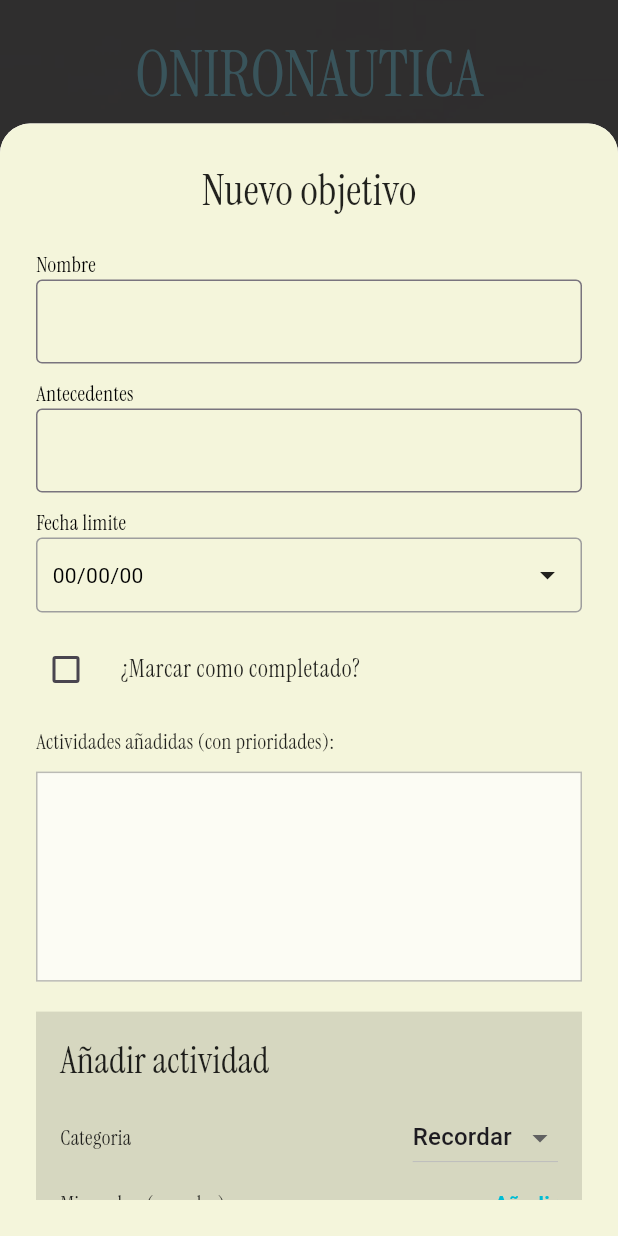
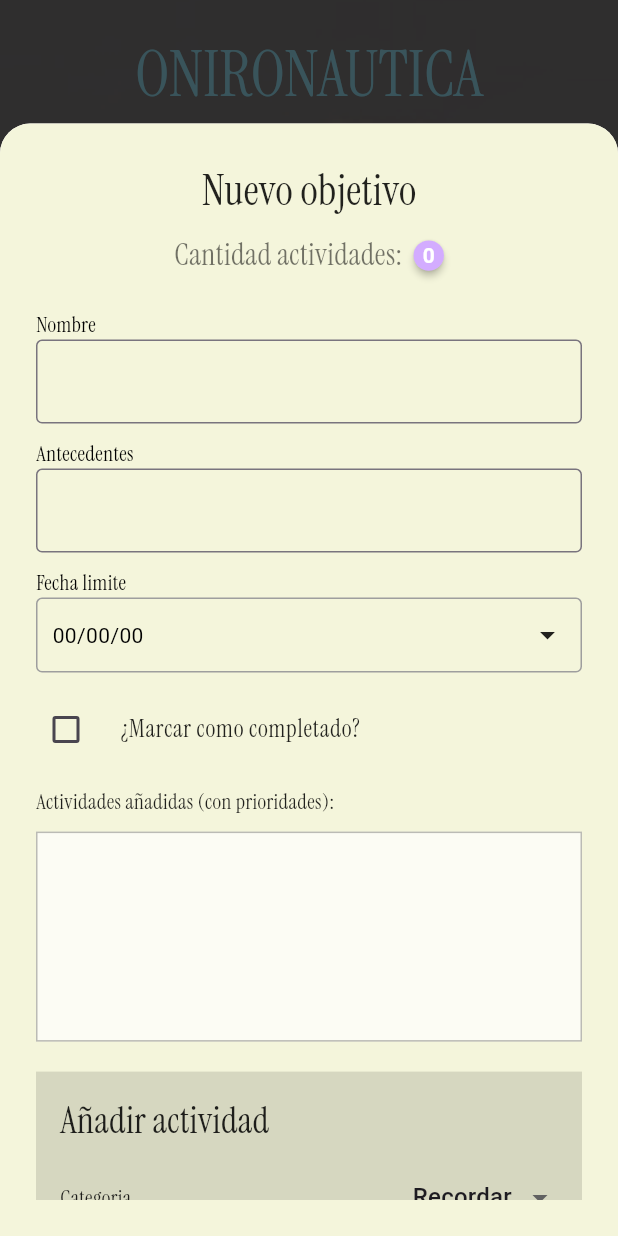
Before and after one commit to Maxd-m/liminal_app, a Flutter app: the ListScreen screen opened by its route, after a tap on "Nuevo objetivo", on a phone screen of 412 x 824 dp. Run offline on Flutter 3.47's test engine with Material 3 defaults, Android fonts, the light colour scheme and no system bars; drawn by our look-alikes of badges; our stand-ins replace sqflite, table_calendar; accounts and stored records are empty; Roboto replaces fonts that are missing (Instrument Serif).

Commit message:
added badge to addModal & minor fixes

```diff
--- a/lib/components/button_component.dart
+++ b/lib/components/button_component.dart
@@ -5,14 +5,14 @@ class CustomButton extends StatelessWidget {
   final String text;
   final Color backgroundColor;
   final Offset shadowOffset;
-  final VoidCallback onTap; // 1. Agregamos esta línea
+  final VoidCallback onTap;
 
   const CustomButton({
     Key? key,
     required this.text,
     required this.backgroundColor,
     required this.shadowOffset,
-    required this.onTap, // 2. Lo pedimos en el constructor
+    required this.onTap,
   }) : super(key: key);
 
   @override
@@ -36,14 +36,22 @@ class CustomButton extends StatelessWidget {
         color: Colors.transparent,
         child: InkWell(
           borderRadius: BorderRadius.circular(16),
-          onTap: onTap, // 3. Le pasamos la acción al InkWell
+          onTap: onTap,
           child: Center(
-            child: Text(
-              text,
-              style: const TextStyle(
-                fontFamily: 'Instrument Serif',
-                fontSize: 22,
-                color: Color(0xFF5D6151),
+            // 1. Agregamos un Padding para que el texto respire y no toque el borde del botón
+            child: Padding(
+              padding: const EdgeInsets.symmetric(horizontal: 12.0),
+              // 2. Usamos FittedBox para escalar el texto hacia abajo si excede el espacio
+              child: FittedBox(
+                fit: BoxFit.scaleDown,
+                child: Text(
+                  text,
+                  style: const TextStyle(
+                    fontFamily: 'Instrument Serif',
+                    fontSize: 22, // Este actuará como el tamaño máximo
+                    color: Color(0xFF5D6151),
+                  ),
+                ),
               ),
             ),
           ),
--- a/lib/screens/home_screen.dart
+++ b/lib/screens/home_screen.dart
@@ -62,14 +62,14 @@ class Home extends StatelessWidget {
                   ),
                   SizedBox(height: 32),
                   CustomButton(
-                    text: 'Lorem ipsum',
+                    text: 'Categorias y actividades',
                     backgroundColor: Color(0xFFD4B8FF),
                     shadowOffset: Offset(0, 8), // Y = 8
                     onTap: () => Navigator.pushNamed(context, "/list"),
                   ),
                   SizedBox(height: 32),
                   CustomButton(
-                    text: 'Lorem ipsum',
+                    text: 'Galería?',
                     backgroundColor: Color(0xFFD4B8FF),
                     shadowOffset: Offset(0, 8), // Y = 8
                     onTap: () => Navigator.pushNamed(context, "/list"),
@@ -80,12 +80,12 @@ class Home extends StatelessWidget {
               // --- Botón Inferior (Naranja) ---
               Padding(
                 padding: EdgeInsets.only(bottom: 60.0),
-                child: CustomButton(
-                  text: 'Lorem ipsum',
-                  backgroundColor: Color(0xFFFFC6A7),
-                  shadowOffset: Offset(0, 4), // Y = 4
-                  onTap: () => Navigator.pushNamed(context, "/list"),
-                ),
+                // child: CustomButton(
+                //   text: 'Lorem ipsum',
+                //   backgroundColor: Color(0xFFFFC6A7),
+                //   shadowOffset: Offset(0, 4), // Y = 4
+                //   onTap: () => Navigator.pushNamed(context, "/list"),
+                // ),
               ),
             ],
           ),
--- a/lib/utils/addObjectiveModalContent_component.dart
+++ b/lib/utils/addObjectiveModalContent_component.dart
@@ -1,6 +1,7 @@
 // addObjectiveModalContent_component.dart
 
 import 'package:flutter/material.dart';
+import 'package:badges/badges.dart' as badges;
 import 'package:liminal_app/database/objetivos_db.dart'; // Importa ObjetivosDB
 import 'package:intl/intl.dart';
 
@@ -24,7 +25,7 @@ class AddObjectiveModalContent extends StatefulWidget {
 class _AddObjectiveModalContentState extends State<AddObjectiveModalContent> {
   final ObjetivosDB _databaseHelper =
       ObjetivosDB(); // O AppDB según como lo hayas llamado
-  final _formKey = GlobalKey<FormState>();
+  // final _formKey = GlobalKey<FormState>();
 
   final _nameController = TextEditingController();
   final _antecedentsController = TextEditingController();
@@ -248,14 +249,51 @@ class _AddObjectiveModalContentState extends State<AddObjectiveModalContent> {
           // Cambiamos minAxisSize para que la columna se adapte al contenido
           mainAxisSize: MainAxisSize.min,
           children: [
+            // Reemplaza el Center actual con este:
             Center(
-              child: Text(
-                _isEditing ? 'Editar objetivo' : 'Nuevo objetivo',
-                style: TextStyle(
-                  fontFamily: 'Instrument Serif',
-                  fontSize: 28,
-                  color: Colors.black87,
-                ),
+              child: Column(
+                children: [
+                  Text(
+                    _isEditing ? 'Editar objetivo' : 'Nuevo objetivo',
+                    style: const TextStyle(
+                      fontFamily: 'Instrument Serif',
+                      fontSize: 28,
+                      color: Colors.black87,
+                    ),
+                  ),
+                  const SizedBox(height: 8),
+                  // NUEVO: Texto de Cantidad y Badge
+                  Row(
+                    mainAxisSize: MainAxisSize.min,
+                    children: [
+                      const Text(
+                        'Cantidad actividades: ',
+                        style: TextStyle(
+                          fontFamily: 'Instrument Serif',
+                          fontSize: 20,
+                          color: Colors
+                              .black54, // Un poco más tenue para diferenciar del título
+                        ),
+                      ),
+                      const SizedBox(width: 4),
+                      badges.Badge(
+                        badgeContent: Text(
+                          '${_addedActivities.length}',
+                          style: const TextStyle(
+                            color: Colors.white,
+                            fontSize: 14,
+                            fontWeight: FontWeight.bold,
+                          ),
+                        ),
+                        badgeStyle: const badges.BadgeStyle(
+                          // Usando el morado de tu tema para que combine
+                          badgeColor: Color(0xFFD3ACFF),
+                          padding: EdgeInsets.all(6),
+                        ),
+                      ),
+                    ],
+                  ),
+                ],
               ),
             ),
             const SizedBox(height: 20),
--- a/lib/utils/dayObjectivesModalContent_component.dart
+++ b/lib/utils/dayObjectivesModalContent_component.dart
@@ -25,8 +25,8 @@ class _DayObjectivesModalContentState extends State<DayObjectivesModalContent> {
   final ObjetivosDB _databaseHelper = ObjetivosDB();
 
   // Estado para la lista de objetivos
-  List<Map<String, dynamic>> _objectives = [];
-  bool _isLoading = true;
+  // List<Map<String, dynamic>> _objectives = [];
+  // bool _isLoading = true;
 
   // NUEVO: Variable para el filtro (Todos, En tiempo, Vencido, Completado)
   String _selectedFilter = 'Todos';
```
